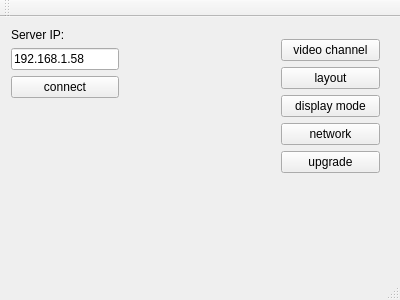
Qt form ids_client/idsclient.ui (MR-ACC/IDS-Client) before a commit.
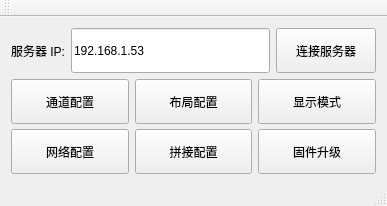
The same form after that commit.

```diff
--- a/ids_client/idsclient.ui
+++ b/ids_client/idsclient.ui
@@ -6,126 +6,151 @@
    <rect>
     <x>0</x>
     <y>0</y>
-    <width>400</width>
-    <height>300</height>
+    <width>387</width>
+    <height>206</height>
    </rect>
   </property>
+  <property name="minimumSize">
+   <size>
+    <width>387</width>
+    <height>204</height>
+   </size>
+  </property>
+  <property name="maximumSize">
+   <size>
+    <width>387</width>
+    <height>206</height>
+   </size>
+  </property>
   <property name="windowTitle">
    <string>idsclient</string>
   </property>
   <widget class="QWidget" name="centralWidget">
-   <widget class="QWidget" name="">
-    <layout class="QVBoxLayout" name="verticalLayout_3">
-     <item>
-      <layout class="QVBoxLayout" name="verticalLayout_2">
+   <layout class="QGridLayout" name="gridLayout_3">
+    <item row="0" column="0">
+     <layout class="QGridLayout" name="gridLayout_2">
+      <item row="0" column="0">
+       <layout class="QHBoxLayout" name="horizontalLayout">
        <item>
         <widget class="QLabel" name="label_ip">
          <property name="text">
-          <string>Server IP:</string>
+           <string>服务器 IP:</string>
          </property>
         </widget>
        </item>
        <item>
         <widget class="QLineEdit" name="lineEdit_ip">
+          <property name="minimumSize">
+           <size>
+            <width>150</width>
+            <height>45</height>
+           </size>
+          </property>
          <property name="text">
-          <string>192.168.1.58</string>
+           <string>192.168.1.53</string>
          </property>
         </widget>
        </item>
        <item>
         <widget class="QPushButton" name="pushButton_connect">
-         <property name="text">
-          <string>connect</string>
-         </property>
-        </widget>
-       </item>
-      </layout>
-     </item>
-     <item>
-      <spacer name="verticalSpacer_2">
-       <property name="orientation">
-        <enum>Qt::Vertical</enum>
-       </property>
-       <property name="sizeHint" stdset="0">
+          <property name="minimumSize">
         <size>
-         <width>20</width>
-         <height>128</height>
-        </size>
-       </property>
-      </spacer>
-     </item>
-    </layout>
-   </widget>
-   <widget class="QWidget" name="">
-    <property name="geometry">
-     <rect>
-      <x>270</x>
-      <y>11</y>
-      <width>121</width>
-      <height>195</height>
-     </rect>
-    </property>
-    <layout class="QVBoxLayout" name="verticalLayout">
-     <item>
+            <width>100</width>
+            <height>45</height>
+           </size>
+          </property>
+          <property name="text">
+           <string>连接服务器</string>
+          </property>
+         </widget>
+        </item>
+       </layout>
+      </item>
+      <item row="1" column="0">
+       <layout class="QGridLayout" name="gridLayout">
+        <item row="0" column="0">
       <widget class="QPushButton" name="pushButton_chncfg">
+          <property name="minimumSize">
+           <size>
+            <width>100</width>
+            <height>45</height>
+           </size>
+          </property>
        <property name="text">
-        <string>video channel</string>
+           <string>通道配置</string>
        </property>
       </widget>
      </item>
-     <item>
+        <item row="0" column="1">
       <widget class="QPushButton" name="pushButton_layoutcfg">
+          <property name="minimumSize">
+           <size>
+            <width>100</width>
+            <height>45</height>
+           </size>
+          </property>
        <property name="text">
-        <string>layout</string>
+           <string>布局配置</string>
        </property>
       </widget>
      </item>
-     <item>
+        <item row="0" column="2">
       <widget class="QPushButton" name="pushButton_dispcfg">
+          <property name="minimumSize">
+           <size>
+            <width>100</width>
+            <height>45</height>
+           </size>
+          </property>
        <property name="text">
-        <string>display mode</string>
+           <string>显示模式</string>
        </property>
       </widget>
      </item>
-     <item>
+        <item row="1" column="0">
       <widget class="QPushButton" name="pushButton_netcfg">
+          <property name="minimumSize">
+           <size>
+            <width>100</width>
+            <height>45</height>
+           </size>
+          </property>
        <property name="text">
-        <string>network</string>
+           <string>网络配置</string>
        </property>
       </widget>
      </item>
-     <item>
+        <item row="1" column="1">
+         <widget class="QPushButton" name="pushButton_stitch">
+          <property name="minimumSize">
+           <size>
+            <width>100</width>
+            <height>45</height>
+           </size>
+          </property>
+          <property name="text">
+           <string>拼接配置</string>
+          </property>
+         </widget>
+        </item>
+        <item row="1" column="2">
       <widget class="QPushButton" name="pushButton_upgrade">
-       <property name="text">
-        <string>upgrade</string>
-       </property>
-      </widget>
-     </item>
-     <item>
-      <spacer name="verticalSpacer">
-       <property name="orientation">
-        <enum>Qt::Vertical</enum>
-       </property>
-       <property name="sizeHint" stdset="0">
+          <property name="minimumSize">
         <size>
-         <width>20</width>
-         <height>28</height>
-        </size>
-       </property>
-      </spacer>
-     </item>
-    </layout>
-   </widget>
-  </widget>
-  <widget class="QMenuBar" name="menuBar">
-   <property name="geometry">
-    <rect>
-     <x>0</x>
-     <y>0</y>
-     <width>400</width>
-     <height>22</height>
-    </rect>
-   </property>
+            <width>100</width>
+            <height>45</height>
+           </size>
+          </property>
+          <property name="text">
+           <string>固件升级</string>
+          </property>
+         </widget>
+        </item>
+       </layout>
+      </item>
+     </layout>
+    </item>
+   </layout>
   </widget>
   <widget class="QToolBar" name="mainToolBar">
    <attribute name="toolBarArea">
```
Left out of the diff: 2 changed lines with no effect on the pictures. Lines whose indentation alone changed are shown as unchanged.
